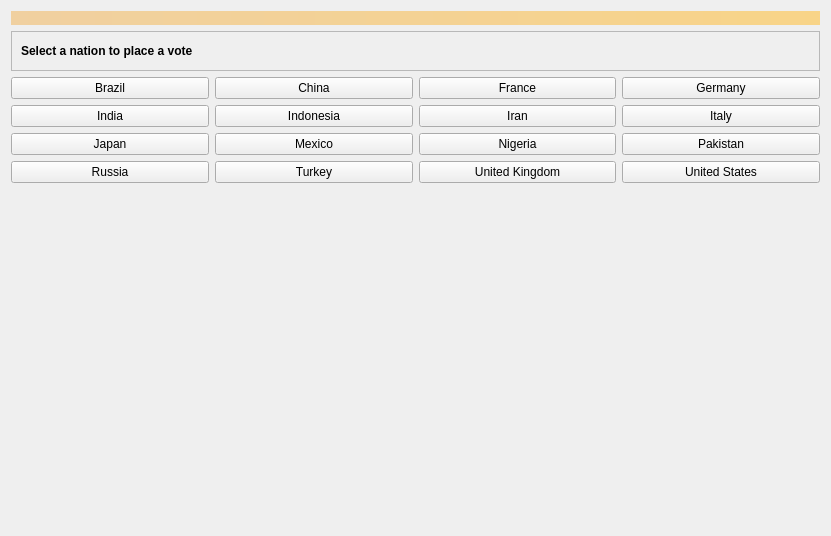
Above: src/qt/forms/easyvotepage.ui from TeamEmpireCoin/EmpireCoin before the change. Below: the same form after it.
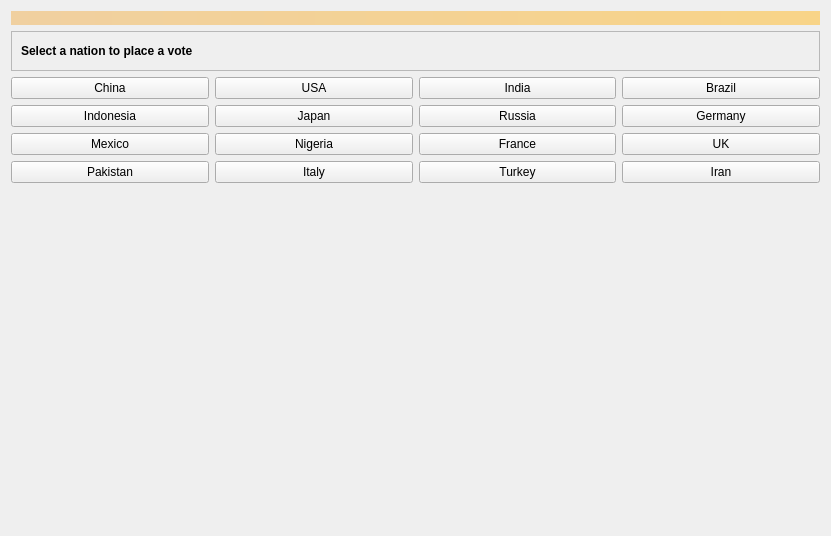
That is the form after the change. Icons and pictures are not drawn.

Diff of the .ui file:
```diff
--- a/src/qt/forms/easyvotepage.ui
+++ b/src/qt/forms/easyvotepage.ui
@@ -93,23 +93,6 @@
         <layout class="QVBoxLayout" name="verticalLayout">
          <item>
           <layout class="QHBoxLayout" name="horizontalLayout_6">
-           <item>
-            <widget class="QPushButton" name="pushButton_Brazil">
-             <property name="text">
-              <string>Brazil</string>
-             </property>
-             <property name="icon">
-              <iconset resource="../empirecoin.qrc">
-               <normaloff>:/icons/brazil</normaloff>:/icons/brazil</iconset>
-             </property>
-             <property name="iconSize">
-              <size>
-               <width>125</width>
-               <height>100</height>
-              </size>
-             </property>
-            </widget>
-           </item>
            <item>
             <widget class="QPushButton" name="pushButton_China">
              <property name="text">
@@ -128,13 +111,13 @@
             </widget>
            </item>
            <item>
-            <widget class="QPushButton" name="pushButton_France">
+            <widget class="QPushButton" name="pushButton_USA">
              <property name="text">
-              <string>France</string>
+              <string>USA</string>
              </property>
              <property name="icon">
               <iconset resource="../empirecoin.qrc">
-               <normaloff>:/icons/france</normaloff>:/icons/france</iconset>
+               <normaloff>:/icons/usa</normaloff>:/icons/usa</iconset>
              </property>
              <property name="iconSize">
               <size>
@@ -144,27 +127,6 @@
              </property>
             </widget>
            </item>
-           <item>
-            <widget class="QPushButton" name="pushButton_Germany">
-             <property name="text">
-              <string>Germany</string>
-             </property>
-             <property name="icon">
-              <iconset resource="../empirecoin.qrc">
-               <normaloff>:/icons/germany</normaloff>:/icons/germany</iconset>
-             </property>
-             <property name="iconSize">
-              <size>
-               <width>125</width>
-               <height>100</height>
-              </size>
-             </property>
-            </widget>
-           </item>
-          </layout>
-         </item>
-         <item>
-          <layout class="QHBoxLayout" name="horizontalLayout_5">
            <item>
             <widget class="QPushButton" name="pushButton_India">
              <property name="text">
@@ -183,6 +145,27 @@
             </widget>
            </item>
            <item>
+            <widget class="QPushButton" name="pushButton_Brazil">
+             <property name="text">
+              <string>Brazil</string>
+             </property>
+             <property name="icon">
+              <iconset resource="../empirecoin.qrc">
+               <normaloff>:/icons/brazil</normaloff>:/icons/brazil</iconset>
+             </property>
+             <property name="iconSize">
+              <size>
+               <width>125</width>
+               <height>100</height>
+              </size>
+             </property>
+            </widget>
+           </item>
+          </layout>
+         </item>
+         <item>
+          <layout class="QHBoxLayout" name="horizontalLayout_5">
+           <item>
             <widget class="QPushButton" name="pushButton_Indonesia">
              <property name="text">
               <string>Indonesia</string>
@@ -200,44 +183,6 @@
             </widget>
            </item>
            <item>
-            <widget class="QPushButton" name="pushButton_Iran">
-             <property name="text">
-              <string>Iran</string>
-             </property>
-             <property name="icon">
-              <iconset resource="../empirecoin.qrc">
-               <normaloff>:/icons/iran</normaloff>:/icons/iran</iconset>
-             </property>
-             <property name="iconSize">
-              <size>
-               <width>125</width>
-               <height>100</height>
-              </size>
-             </property>
-            </widget>
-           </item>
-           <item>
-            <widget class="QPushButton" name="pushButton_Italy">
-             <property name="text">
-              <string>Italy</string>
-             </property>
-             <property name="icon">
-              <iconset resource="../empirecoin.qrc">
-               <normaloff>:/icons/italy</normaloff>:/icons/italy</iconset>
-             </property>
-             <property name="iconSize">
-              <size>
-               <width>125</width>
-               <height>100</height>
-              </size>
-             </property>
-            </widget>
-           </item>
-          </layout>
-         </item>
-         <item>
-          <layout class="QHBoxLayout" name="horizontalLayout_3">
-           <item>
             <widget class="QPushButton" name="pushButton_Japan">
              <property name="text">
               <string>Japan</string>
@@ -255,6 +200,44 @@
             </widget>
            </item>
            <item>
+            <widget class="QPushButton" name="pushButton_Russia">
+             <property name="text">
+              <string>Russia</string>
+             </property>
+             <property name="icon">
+              <iconset resource="../empirecoin.qrc">
+               <normaloff>:/icons/russia</normaloff>:/icons/russia</iconset>
+             </property>
+             <property name="iconSize">
+              <size>
+               <width>125</width>
+               <height>100</height>
+              </size>
+             </property>
+            </widget>
+           </item>
+           <item>
+            <widget class="QPushButton" name="pushButton_Germany">
+             <property name="text">
+              <string>Germany</string>
+             </property>
+             <property name="icon">
+              <iconset resource="../empirecoin.qrc">
+               <normaloff>:/icons/germany</normaloff>:/icons/germany</iconset>
+             </property>
+             <property name="iconSize">
+              <size>
+               <width>125</width>
+               <height>100</height>
+              </size>
+             </property>
+            </widget>
+           </item>
+          </layout>
+         </item>
+         <item>
+          <layout class="QHBoxLayout" name="horizontalLayout_3">
+           <item>
             <widget class="QPushButton" name="pushButton_Mexico">
              <property name="text">
               <string>Mexico</string>
@@ -289,6 +272,44 @@
             </widget>
            </item>
            <item>
+            <widget class="QPushButton" name="pushButton_France">
+             <property name="text">
+              <string>France</string>
+             </property>
+             <property name="icon">
+              <iconset resource="../empirecoin.qrc">
+               <normaloff>:/icons/france</normaloff>:/icons/france</iconset>
+             </property>
+             <property name="iconSize">
+              <size>
+               <width>125</width>
+               <height>100</height>
+              </size>
+             </property>
+            </widget>
+           </item>
+           <item>
+            <widget class="QPushButton" name="pushButton_UK">
+             <property name="text">
+              <string>UK</string>
+             </property>
+             <property name="icon">
+              <iconset resource="../empirecoin.qrc">
+               <normaloff>:/icons/uk</normaloff>:/icons/uk</iconset>
+             </property>
+             <property name="iconSize">
+              <size>
+               <width>125</width>
+               <height>100</height>
+              </size>
+             </property>
+            </widget>
+           </item>
+          </layout>
+         </item>
+         <item>
+          <layout class="QHBoxLayout" name="horizontalLayout_2">
+           <item>
             <widget class="QPushButton" name="pushButton_Pakistan">
              <property name="text">
               <string>Pakistan</string>
@@ -305,18 +326,14 @@
              </property>
             </widget>
            </item>
-          </layout>
-         </item>
-         <item>
-          <layout class="QHBoxLayout" name="horizontalLayout_2">
            <item>
-            <widget class="QPushButton" name="pushButton_Russia">
+            <widget class="QPushButton" name="pushButton_Italy">
              <property name="text">
-              <string>Russia</string>
+              <string>Italy</string>
              </property>
              <property name="icon">
               <iconset resource="../empirecoin.qrc">
-               <normaloff>:/icons/russia</normaloff>:/icons/russia</iconset>
+               <normaloff>:/icons/italy</normaloff>:/icons/italy</iconset>
              </property>
              <property name="iconSize">
               <size>
@@ -344,30 +361,13 @@
             </widget>
            </item>
            <item>
-            <widget class="QPushButton" name="pushButton_UnitedKingdom">
+            <widget class="QPushButton" name="pushButton_Iran">
              <property name="text">
-              <string>United Kingdom</string>
+              <string>Iran</string>
              </property>
              <property name="icon">
               <iconset resource="../empirecoin.qrc">
-               <normaloff>:/icons/unitedkingdom</normaloff>:/icons/unitedkingdom</iconset>
-             </property>
-             <property name="iconSize">
-              <size>
-               <width>125</width>
-               <height>100</height>
-              </size>
-             </property>
-            </widget>
-           </item>
-           <item>
-            <widget class="QPushButton" name="pushButton_UnitedStates">
-             <property name="text">
-              <string>United States</string>
-             </property>
-             <property name="icon">
-              <iconset resource="../empirecoin.qrc">
-               <normaloff>:/icons/unitedstates</normaloff>:/icons/unitedstates</iconset>
+               <normaloff>:/icons/iran</normaloff>:/icons/iran</iconset>
              </property>
              <property name="iconSize">
               <size>
```
